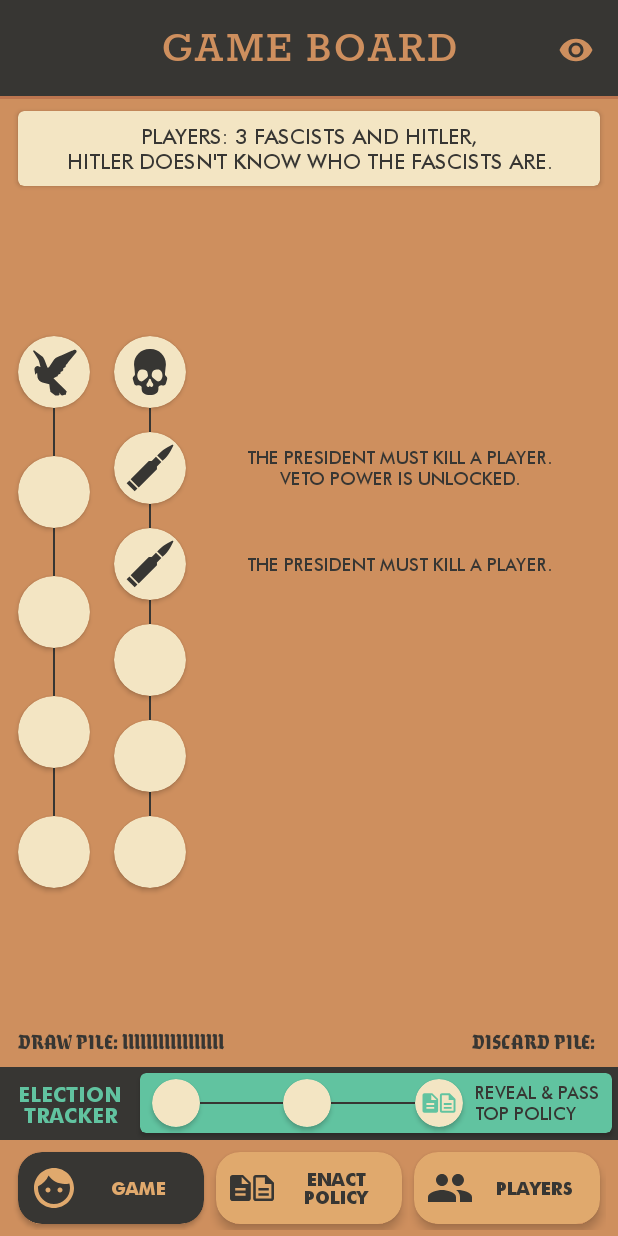
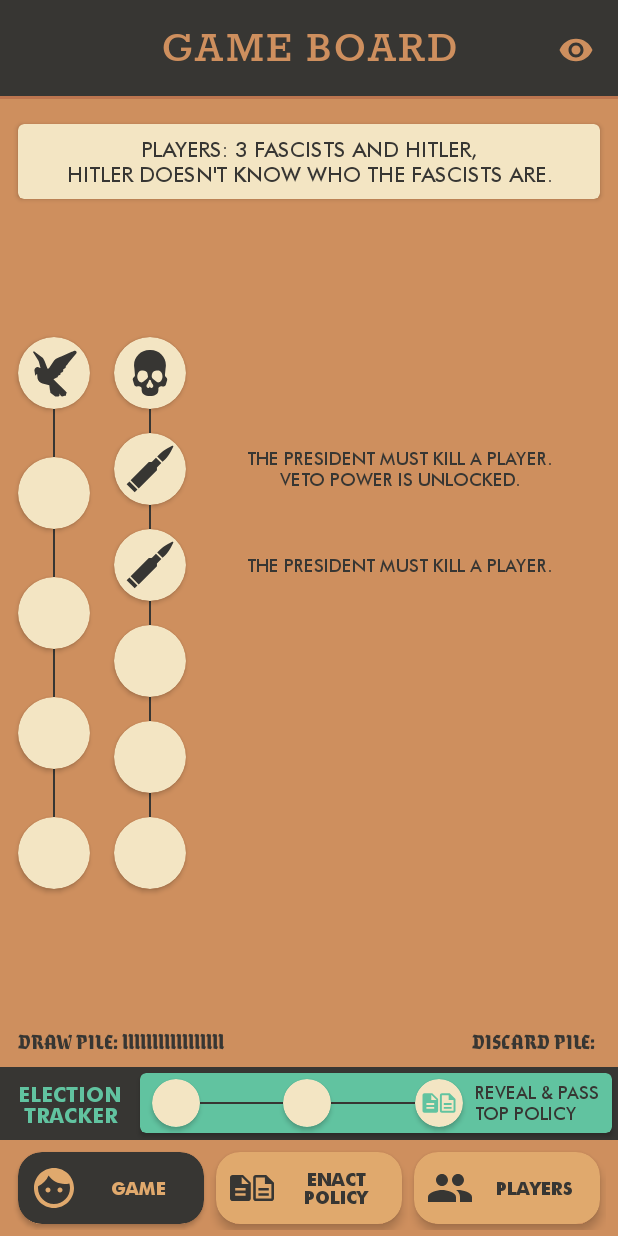
Before and after one commit to marek-mihok/SecretHitler, an Android app: the GameFragment screen opened directly, with no data from a screen before it, on a phone screen of 412 x 824 dp. Run offline under Robolectric (Android 15) with nearby library versions, the phone set to English and light mode, and no system bars.

Commit message:
Adapt to smaller screen

```diff
--- a/app/src/main/res/layout/fragment_game.xml
+++ b/app/src/main/res/layout/fragment_game.xml
@@ -19,14 +19,19 @@
         app:ShHeader_text_title="@string/game_board" />
 
 
+    <Space
+        android:layout_width="match_parent"
+        android:layout_height="0dp"
+        android:layout_weight="0.2" />
+
     <!--  PLAYERS INFO  -->
     <androidx.cardview.widget.CardView
         android:layout_width="match_parent"
         android:layout_height="wrap_content"
-        android:layout_marginTop="8dp"
+        android:layout_marginTop="0dp"
         android:layout_marginStart="12dp"
         android:layout_marginEnd="12dp"
-        android:layout_marginBottom="8dp"
+        android:layout_marginBottom="0dp"
         app:cardCornerRadius="4dp"
         app:cardBackgroundColor="@color/secretWhite">
 
```
